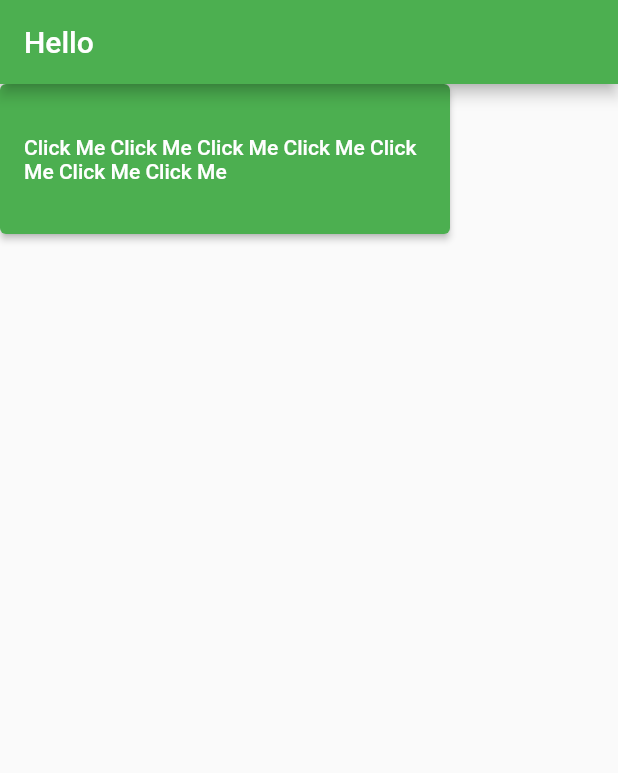
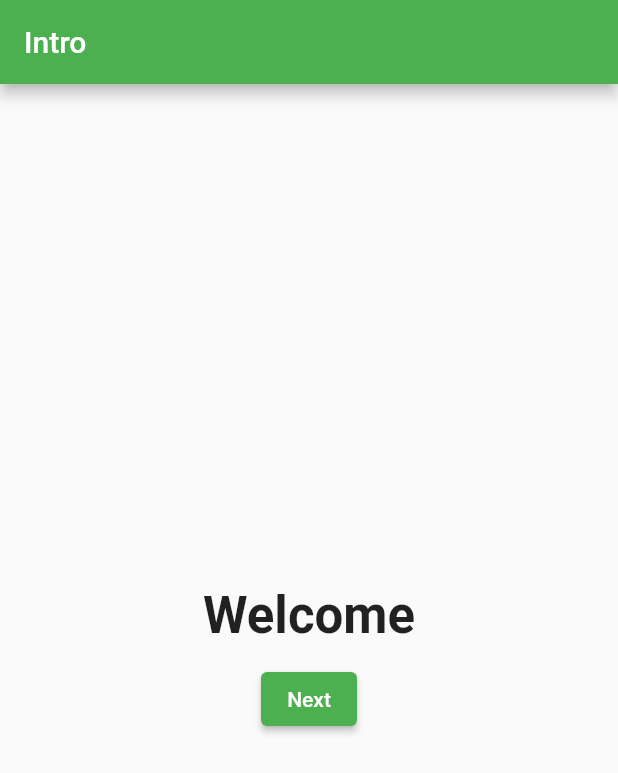
Before and after one commit to sthnischal/Flutter-Basics, a Flutter app: the screen it shows after launch, on a phone screen of 412 x 824 dp. Shown: the top 773 px of the screen. Run offline on Flutter 3.47's test engine with Material 2 defaults, Android fonts, the phone set to English and light mode, and no system bars; our stand-ins replace font_awesome_flutter.

Commit message:
Switching Between two Screen --> Navigating into multiple screen

```diff
--- /dev/null
+++ b/flutterbasics/lib/IntroPage.dart
@@ -0,0 +1,36 @@
+import 'package:flutter/Material.dart';
+import 'package:flutter/widgets.dart';
+
+import 'main.dart';
+
+class IntroPage extends StatelessWidget {
+  @override
+  Widget build(BuildContext context) {
+    return Scaffold(
+        appBar: AppBar(
+          title: Text('Intro'),
+        ),
+        body: Center(
+          child: Column(
+            mainAxisAlignment: MainAxisAlignment.center,
+            children: [
+              Text('Welcome',
+                  style: TextStyle(
+                    fontSize: 34,
+                    fontWeight: FontWeight.bold,
+                  )),
+              SizedBox(height: 12),
+              ElevatedButton(
+                  onPressed: () {
+                    Navigator.push(
+                        context,
+                        MaterialPageRoute(
+                          builder: (context) => MyHomePage(),
+                        ));
+                  },
+                  child: Text('Next')),
+            ],
+          ),
+        ));
+  }
+}
--- a/flutterbasics/lib/main.dart
+++ b/flutterbasics/lib/main.dart
@@ -2,6 +2,8 @@ import 'dart:math';
 
 import 'package:flutter/material.dart';
 import 'package:font_awesome_flutter/font_awesome_flutter.dart';
+
+import 'IntroPage.dart';
 
 void main() {
   runApp(FlutterApp());
@@ -16,49 +18,19 @@ class FlutterApp extends StatelessWidget {
       theme: ThemeData(
         primarySwatch: Colors.green,
       ),
-      home: DashBoardScreen(),
+      home: IntroPage(),
     );
   }
 }
 
-class DashBoardScreen extends StatefulWidget {
-  @override
-  State<StatefulWidget> createState() =>
-      DashBoardState(); // for single line return
-  // for multiple type return keyword also
-}
-
-class DashBoardState extends State<DashBoardScreen> {
-  var no1Controller = TextEditingController();
-  var no2Controller = TextEditingController();
-
-  var result;
-
+class MyHomePage extends StatelessWidget {
   @override
   Widget build(BuildContext context) {
     return Scaffold(
-        appBar: AppBar(
-          title: Text('Hello'),
-        ),
-        body: ConstrainedBox(
-          constraints: BoxConstraints(
-            maxWidth: 300,
-            minWidth: 200,
-            maxHeight: 300,
-            minHeight: 100,
-            //   maxWidth: 200,
-            //   maxHeight: 100,
-            // ),
-            // child: Text(
-            //   'Hello World Hello World Hello World Hello World Hello World Hello World Hello World',
-            //   style: TextStyle(fontSize: 21, overflow: TextOverflow.fade),
-            // ),
-          ),
-          child: ElevatedButton(
-            onPressed: () {},
-            child: Text(
-                'Click Me Click Me Click Me Click Me Click Me Click Me Click Me'),
-          ),
-        ));
+      appBar: AppBar(
+        title: Text('Switch Pages'),
+      ),
+      body: Text('Hello World', style: TextStyle(color: Colors.blue)),
+    );
   }
 }
```
